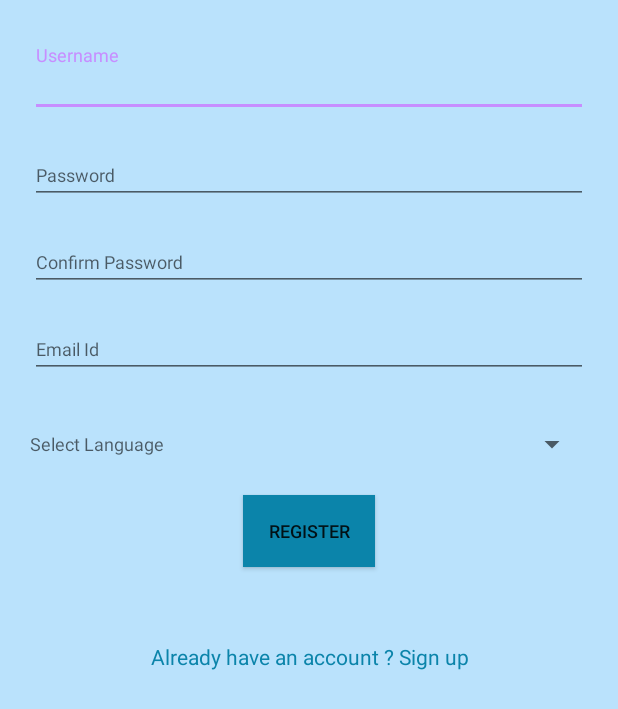
After one commit to scalability4all/Sathi---ChatApp, an Android app: the layout activity_register.xml on its own in the app's theme, with its tools: preview values and no code run, on a phone screen of 412 x 824 dp. The commit adds this screen. Shown: the top 709 px of the screen. Run offline under Robolectric (Android 15) with nearby library versions, the phone set to English and light mode, and no system bars.

Commit message:
added login ad resiter xml files

```diff
--- a/app/src/main/res/layout/activity_login.xml
+++ b/app/src/main/res/layout/activity_login.xml
@@ -141,6 +141,15 @@
                             android:gravity="center_horizontal"
                             android:text="@string/action_sign_in"
                             android:textSize="10sp" />
+
+                        <TextView android:id="@+id/link_to_register"
+                            android:layout_width="fill_parent"
+                            android:layout_height="wrap_content"
+                            android:layout_marginTop="40dip"
+                            android:layout_marginBottom="40dip"
+                            android:text="Don't have an account ? Register here"
+                            android:gravity="center"
+                            android:textColor="#0b84aa"/>
                     </LinearLayout>
 
                 </LinearLayout>
--- /dev/null
+++ b/app/src/main/res/layout/activity_register.xml
@@ -0,0 +1,116 @@
+<?xml version="1.0" encoding="utf-8"?>
+<LinearLayout xmlns:android="http://schemas.android.com/apk/res/android"
+    xmlns:app="http://schemas.android.com/apk/res-auto"
+    xmlns:tools="http://schemas.android.com/tools"
+    android:layout_width="match_parent"
+    android:layout_height="match_parent"
+    android:orientation="vertical"
+    android:background="@color/cardview_light_background"
+    android:padding="20dp"
+    android:layout_gravity="center"
+    tools:context=".Register">
+
+    <android.support.design.widget.TextInputLayout
+        android:layout_width="match_parent"
+        android:layout_height="wrap_content"
+        android:layout_marginTop="10dp"
+        >
+
+        <EditText
+            android:id="@+id/username"
+            android:layout_width="match_parent"
+            android:layout_height="wrap_content"
+            android:inputType="text"
+            android:textSize="12sp"
+            android:maxLines="1"
+            android:imeOptions="actionUnspecified"
+            android:hint="Username" />
+
+    </android.support.design.widget.TextInputLayout>
+
+    <android.support.design.widget.TextInputLayout
+        android:layout_width="match_parent"
+        android:layout_height="wrap_content"
+        android:layout_marginTop="10dp">
+
+        <EditText
+            android:id="@+id/password"
+            android:layout_width="match_parent"
+            android:layout_height="wrap_content"
+            android:inputType="textPassword"
+            android:textSize="12sp"
+            android:maxLines="1"
+            android:imeOptions="actionUnspecified"
+            android:hint="Password" />
+
+    </android.support.design.widget.TextInputLayout>
+
+    <android.support.design.widget.TextInputLayout
+        android:layout_width="match_parent"
+        android:layout_height="wrap_content"
+        android:layout_marginTop="10dp">
+        <EditText
+            android:id="@+id/confirm_password"
+            android:layout_width="match_parent"
+            android:layout_height="wrap_content"
+            android:inputType="textPassword"
+            android:textSize="12sp"
+            android:maxLines="1"
+            android:imeOptions="actionUnspecified"
+            android:hint="Confirm Password"
+         />
+    </android.support.design.widget.TextInputLayout>
+
+    <android.support.design.widget.TextInputLayout
+        android:layout_width="match_parent"
+        android:layout_height="wrap_content"
+        android:layout_marginTop="10dp">
+    <EditText
+        android:id="@+id/email"
+        android:layout_width="match_parent"
+        android:layout_height="wrap_content"
+        android:inputType="textEmailAddress"
+        android:textSize="12sp"
+        android:imeOptions="actionUnspecified"
+        android:maxLines="1"
+        android:hint="Email Id"/>
+    </android.support.design.widget.TextInputLayout>
+
+    <android.support.design.widget.TextInputLayout
+        android:layout_width="match_parent"
+        android:layout_height="wrap_content"
+        android:layout_marginTop="10dp">
+    <EditText
+        android:id="@+id/language"
+        style="?android:attr/spinnerStyle"
+        android:layout_width="match_parent"
+        android:textSize="12sp"
+        android:imeOptions="actionUnspecified"
+        android:layout_height="47dp"
+        android:hint="Select Language"
+        android:maxLines="1"
+        />
+    </android.support.design.widget.TextInputLayout>
+
+    <Button
+        android:id="@+id/register"
+        android:layout_width="wrap_content"
+        android:layout_height="wrap_content"
+        android:layout_gravity="center"
+        android:textSize="12sp"
+        android:layout_marginTop="10dp"
+        android:layout_marginBottom="10dp"
+        android:background="#0b84aa"
+        android:text="Register" />
+
+    <TextView android:id="@+id/link_to_signin"
+        android:layout_width="fill_parent"
+        android:layout_height="wrap_content"
+        android:layout_marginTop="40dip"
+        android:layout_marginBottom="40dip"
+        android:text="Already have an account ? Sign up"
+        android:gravity="center"
+        android:textColor="#0b84aa"/>
+
+
+</LinearLayout>
--- a/app/src/main/res/values/strings.xml
+++ b/app/src/main/res/values/strings.xml
@@ -2,16 +2,18 @@
     <string name="app_name">Sathi</string>
     <string name="xmpp_host">34.93.240.242</string>
     <string name="prompt_jid">Jabber ID</string>
-    <string name="prompt_password">Passwort</string>
+    <string name="prompt_password">Password</string>
     <string name="action_sign_in">Login</string>
     <string name="action_register">Register</string>
     <string name="action_sign_in_short">registration</string>
     <string name="error_invalid_jid">JabberId invalid</string>
     <string name="error_invalid_password">Password too short</string>
     <string name="error_incorrect_password">Wrong password</string>
+    <string name="error_incorrect_gmail">Wrong Email Id</string>
     <string name="error_field_required">This field is required</string>
     <string name="permission_rationale">Contact permissions are required to use auto-completion.</string>
     <string name="user_example_com">user@example.com</string>
+    <string name="passwords_not_matching">Passwords do not match</string>
     <string name="server_text">user@server.com</string>
     <string name="last_message">Last known message ...</string>
     <string name="send_message">Send Message</string>
```
